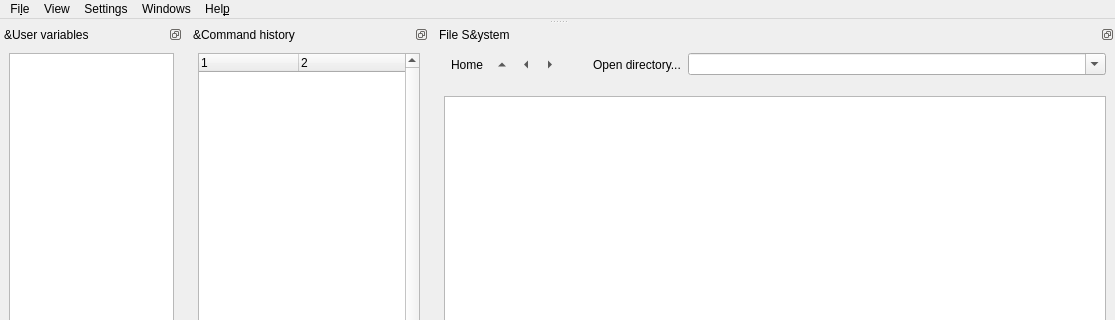
Old version of the form gui/mainwindow.ui in the repository ctigaret/scipyen; both pictures show x 0 to 1115 and y 0 to 320 of the 1115 by 901 pixel window.
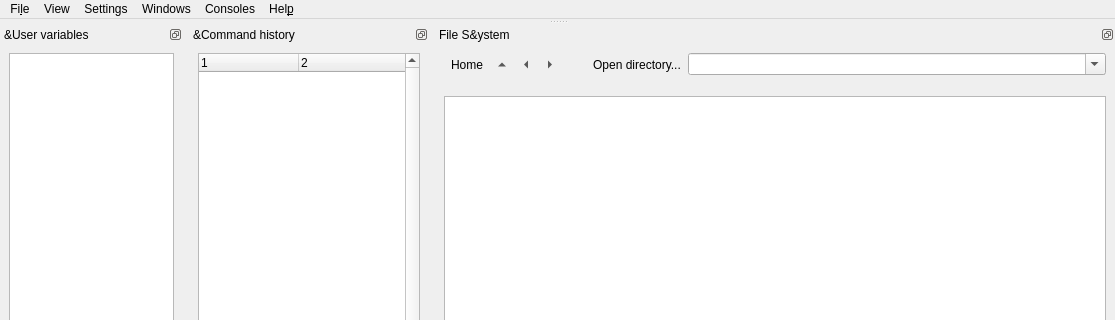
New version of the form. Icons and pictures are not drawn.

Commit message:
added external ipython console process (Jupyter Qt Console app as separate process)
created gui/generate_resources2.sh script to re-generate
icon resources from images, with one command

The edit to the form file:
```diff
--- a/gui/mainwindow.ui
+++ b/gui/mainwindow.ui
@@ -112,10 +112,19 @@
     </property>
     <addaction name="actionConsole_font"/>
    </widget>
+   <widget class="QMenu" name="menuConsoles">
+    <property name="title">
+     <string>Consoles</string>
+    </property>
+    <addaction name="actionConsole"/>
+    <addaction name="actionExternalIPython"/>
+    <addaction name="actionExternalNrnIPython"/>
+   </widget>
    <addaction name="menuFile"/>
    <addaction name="menuView"/>
    <addaction name="menuSettings"/>
    <addaction name="menuViewers"/>
+   <addaction name="menuConsoles"/>
    <addaction name="menuHelp"/>
   </widget>
   <widget class="QStatusBar" name="statusbar"/>
```
Left out of the diff: 29 changed lines with no effect on the pictures. The commit also changes 12 other files.
